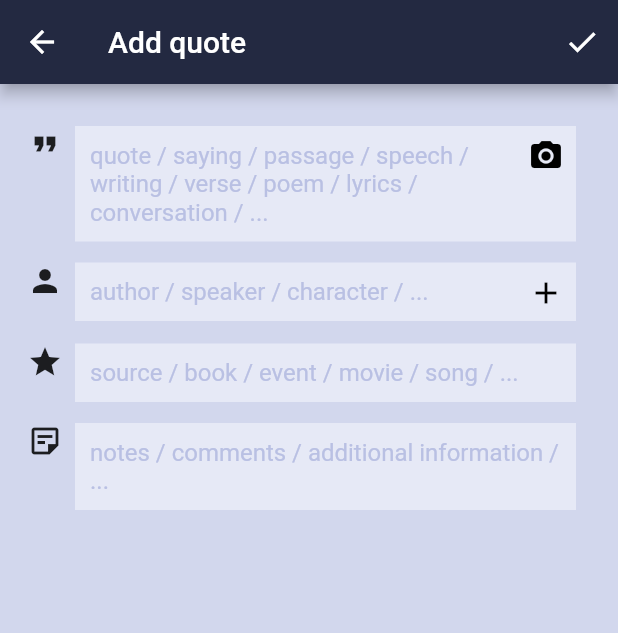
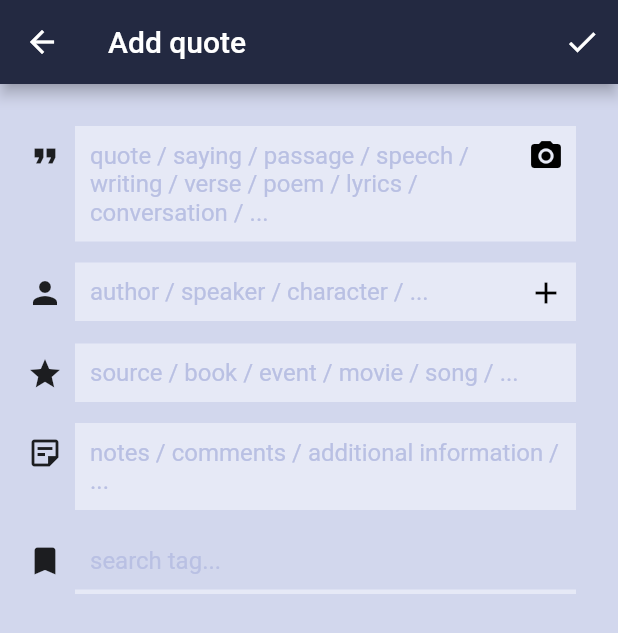
Before and after one commit to juvanjan/Fhiquo, a Flutter app: the screen it shows after launch, after a tap on the "add" icon, on a phone screen of 412 x 824 dp. Shown: the top 633 px of the screen. Run offline on Flutter 3.47's test engine with Material 2 defaults, Android fonts, the light colour scheme and no system bars; our stand-ins replace camera, image_cropper; missing offline and left inert: esys_flutter_share, firebase_ml_vision; accounts and stored records are empty; Roboto replaces fonts that are missing (Rubik).

Commit message:
List View initial commit

```diff
--- a/lib/camera_view.dart
+++ b/lib/camera_view.dart
@@ -1,7 +1,6 @@
+import 'package:fhiquo/widgets/camera_widget.dart';
 import 'package:flutter/material.dart';
 import 'package:flutter/widgets.dart';
-
-import 'Widgets/camera_widget.dart';
 
 class CameraView extends StatelessWidget {
   // This widget is the root of your application.
--- a/lib/edit_view.dart
+++ b/lib/edit_view.dart
@@ -3,10 +3,12 @@ import 'package:flutter/material.dart';
 import 'package:path/path.dart';
 
 import 'camera_view.dart';
+import 'internal/data/tag.dart';
 import 'main.dart';
 
-class EditView extends StatelessWidget {
-  // This widget is the root of your application.
+class NEditView extends StatelessWidget {
+  List<Tag> temporaryList = Tag.tempTags();
+
   @override
   Widget build(BuildContext context) {
     return MaterialApp(
@@ -44,10 +46,12 @@ class EditView extends StatelessWidget {
               Row(
                 crossAxisAlignment: CrossAxisAlignment.start,
                 children: <Widget>[
-                  Icon(Icons.format_quote),
+                  Container(
+                    padding: EdgeInsets.only(right: 8, top: 8),
+                    child: Icon(Icons.format_quote),
+                  ),
                   Flexible(
                     child: Container(
-                      margin: const EdgeInsets.only(left: 8),
                       child: Stack(
                         children: [
                           TextField(
@@ -95,10 +99,12 @@ class EditView extends StatelessWidget {
                 child: Row(
                   crossAxisAlignment: CrossAxisAlignment.start,
                   children: <Widget>[
-                    Icon(Icons.person),
+                    Container(
+                      padding: EdgeInsets.only(right: 8, top: 8),
+                      child: Icon(Icons.person),
+                    ),
                     Flexible(
                       child: Container(
-                        margin: const EdgeInsets.only(left: 8),
                         child: Stack(
                           children: [
                             TextField(
@@ -140,10 +146,12 @@ class EditView extends StatelessWidget {
                 child: Row(
                   crossAxisAlignment: CrossAxisAlignment.start,
                   children: <Widget>[
-                    Icon(Icons.star),
+                    Container(
+                      padding: EdgeInsets.only(right: 8, top: 8),
+                      child: Icon(Icons.star),
+                    ),
                     Flexible(
                       child: Container(
-                        margin: const EdgeInsets.only(left: 8),
                         child: TextField(
                           decoration: InputDecoration(
                             hintText: "source / book / event / movie / song / ...",
@@ -174,10 +182,12 @@ class EditView extends StatelessWidget {
                 child: Row(
                   crossAxisAlignment: CrossAxisAlignment.start,
                   children: <Widget>[
-                    Icon(Icons.sticky_note_2_outlined),
+                    Container(
+                      padding: EdgeInsets.only(right: 8, top: 8),
+                      child: Icon(Icons.sticky_note_2_outlined),
+                    ),
                     Flexible(
                       child: Container(
-                        margin: const EdgeInsets.only(left: 8),
                         child: TextField(
                           decoration: InputDecoration(
                             hintText: "notes / comments / additional information / ...",
@@ -204,6 +214,51 @@ class EditView extends StatelessWidget {
               ),
 
 
+              Container(
+                margin: EdgeInsets.only(top: 14),
+                child: Row(
+                  crossAxisAlignment: CrossAxisAlignment.start,
+                  children: <Widget>[
+                    Container(
+                      padding: EdgeInsets.only(right: 8, top: 8),
+                      child: Icon(Icons.bookmark),
+                    ),
+                    Flexible(
+                      child: Column(
+                        children: [
+                          Container(
+                            child: TextField(
+                              decoration: InputDecoration(
+                                hintText: "search tag...",
+                                hintMaxLines: 5,
+                                hintStyle: TextStyle(color: Color(0xFFb9c0e3)),
+                                border: InputBorder.none,
+                                focusedBorder: InputBorder.none,
+                                enabledBorder: InputBorder.none,
+                                errorBorder: InputBorder.none,
+                                disabledBorder: InputBorder.none,
+                                fillColor: Color(0xFFd2d7ed),
+                                filled: true,
+                                contentPadding: const EdgeInsets.all(10.0),
+                                isDense: true,
+                              ),
+                              keyboardType: TextInputType.multiline,
+                              maxLines: null,
+                              minLines: 1,
+                            ),
+                          ),
+                          Container(
+                            color: Color(0xFFe6e9f6),
+                            height: 3,
+                          ),
+                        ],
+                      ),
+                    ),
+                  ],
+                )
+              ),
+
+
             ],
           ),
         ),
--- /dev/null
+++ b/lib/internal/data/quote.dart
@@ -0,0 +1,146 @@
+import 'package:fhiquo/internal/locale/app_localizations.dart';
+import 'package:flutter/cupertino.dart';
+
+class Quote {
+  int id;
+  String author;
+  String origin;
+  String body;
+  String comment;
+  List<int> tags;
+  DateTime dateCreated;
+  DateTime lastEdited;
+  DateTime dateDeleted;
+  bool deleted;
+  bool private;
+  bool isAd;
+  int adIndex;
+
+  static Quote createQuote(int id, String author, String origin, String body, String comment, List<int> tags) {
+    Quote set = new Quote();
+    DateTime current = DateTime.now();
+
+    set.id = id;
+    set.author = author;
+    set.origin = origin;
+    set.body = body;
+    set.comment = comment;
+
+    set.tags = tags;
+    set.dateCreated = current;
+    set.lastEdited = current;
+    set.dateDeleted = current;
+    set.private = false;
+    set.deleted = false;
+    set.isAd = false;
+
+    return set;
+  }
+
+  static Quote createQuoteAdvanced(int id, String author, String origin, String quote, String comment, bool private, List<int> tags, DateTime dateCreated, DateTime lastEdited, bool deleted, DateTime dateDeleted) {
+    Quote set = Quote.createQuote(id, author, origin, quote, comment, tags);
+
+    set.dateCreated = dateCreated;
+    set.lastEdited = lastEdited;
+    set.dateDeleted = dateDeleted;
+    set.private = private;
+    set.deleted = deleted;
+    set.isAd = false;
+
+    return set;
+  }
+
+  Quote deepClone() {
+    return Quote.createQuoteAdvanced(id, author, origin, body, comment, private, tags, dateCreated, lastEdited, deleted, dateDeleted);
+  }
+
+  static Quote createAd(int index) {
+    Quote set = new Quote();
+    set.isAd = true;
+    set.adIndex = index;
+    return set;
+  }
+
+  static List<Quote> tempQuotes(BuildContext context) {
+
+    var set = new List<Quote>();
+    DateTime now = DateTime.now();
+
+    var quote1 = Quote.createQuote(0,
+      AppLocalizations.of(context).translate("default_quote_1_by"),
+      AppLocalizations.of(context).translate("default_quote_1_origin"),
+      AppLocalizations.of(context).translate("default_quote_1_quote"),
+      AppLocalizations.of(context).translate("default_quote_1_comment"),
+      new List<int>());
+
+    var quote2 = Quote.createQuote(1,
+      AppLocalizations.of(context).translate("default_quote_2_by"),
+      AppLocalizations.of(context).translate("default_quote_2_origin"),
+      AppLocalizations.of(context).translate("default_quote_2_quote"),
+      AppLocalizations.of(context).translate("default_quote_2_comment"),
+      new List<int>());
+
+    var quote3 = Quote.createQuote(2,
+      AppLocalizations.of(context).translate("default_quote_3_by"),
+      AppLocalizations.of(context).translate("default_quote_3_origin"),
+      AppLocalizations.of(context).translate("default_quote_3_quote"),
+      AppLocalizations.of(context).translate("default_quote_3_comment"),
+      new List<int>());
+
+    var quote4 = Quote.createQuote(3,
+      AppLocalizations.of(context).translate("default_quote_4_by"),
+      AppLocalizations.of(context).translate("default_quote_4_origin"),
+      AppLocalizations.of(context).translate("default_quote_4_quote"),
+      AppLocalizations.of(context).translate("default_quote_4_comment"),
+      new List<int>());
+
+    var quote5 = Quote.createQuote(4,
+      AppLocalizations.of(context).translate("default_quote_5_by"),
+      AppLocalizations.of(context).translate("default_quote_5_origin"),
+      AppLocalizations.of(context).translate("default_quote_5_quote"),
+      AppLocalizations.of(context).translate("default_quote_5_comment"),
+      new List<int>());
+
+    set.add(quote1);
+    set.add(quote2);
+    set.add(quote3);
+    set.add(quote4);
+    set.add(quote5);
+
+    return set;
+
+  }
+
+  static List<Quote> tempQuotes2() {
+
+    var set = new List<Quote>();
+
+    var quote1 = Quote.createQuote(0,
+      "Ralph Waldo Emerson",
+      "Journals of Ralph Waldo Emerson",
+      "Make your own Bible. Select and collect all the words and sentences that in all your reading have been to you like the blast of triumph out of Shakspear, Seneca, Moses, John, and Paul.",
+      "Entry from July 1836\n\nRalph Waldo Emerson (1803 – 1882) was an American essayist, lecturer, philosopher, and poet. In his early writings, Emerson spelled Shakespeare as Shakspear.",
+      new List<int>());
+
+    var quote2 = Quote.createQuote(1,
+      "Seneca",
+      "Letters from a Stoic",
+      "Each day, too, acquire something which will help you to face poverty, or death, and other ills as well. After running over a lot of different thoughts, pick out one to be digested thoroughly that day. This is what I do myself; out of the many bits I have been reading I lay hold of one.",
+      "In Letter II\n\nSeneca (c. 4 BC – AD 65) was a Roman statesman, Stoic philosopher, and dramatist.",
+      new List<int>());
+
+    var quote3 = Quote.createQuote(2,
+      "Marcus Aurelius",
+      "Meditations",
+      "When you wake up in the morning, tell yourself: the people I deal with today will be meddling, ungrateful, arrogant, dishonest, jealous and surly. They are like this because they can\'t tell good from evil. But I have seen the beauty of good, and the ugliness of evil, and have recognized that the wrongdoer has a nature related to my own - not of the same blood and birth, but the same mind, and possessing a share of the divine. And so none of them can hurt me. No one can implicate me in ugliness. Nor can I feel angry at my relative, or hate him. We were born to work together like feet, hands and eyes, like the two rows of teeth, upper and lower. To obstruct each other is unnatural. To feel anger at someone, to turn your back on him: these are unnatural.",
+      "In Book 2, entry 1\n\nMarcus Aurelius (121 – 180) was Roman emperor and a Stoic philosopher.",
+      new List<int>());
+
+    set.add(quote1);
+    set.add(quote2);
+    set.add(quote3);
+
+    return set;
+  }
+
+}
--- /dev/null
+++ b/lib/internal/data/tag.dart
@@ -0,0 +1,43 @@
+
+class Tag{
+  int id;
+  String name;
+
+  Tag() {
+      id = -1;
+      name = "invisible_tag";
+  }
+
+  static Tag createTag(int id, String name) {
+    var tag = new Tag();
+    tag.id = id;
+    tag.name = name;
+    return tag;
+  }
+
+  Tag deepClone(){
+    return Tag.createTag(id, name);
+  }
+
+  static List<Tag> tempTags() {
+
+    var set = new List<Tag>();
+
+    Tag tag1 = Tag.createTag(0, "Advice");
+    Tag tag2 = Tag.createTag(1, "Wisdom");
+    Tag tag3 = Tag.createTag(2, "Inspiration");
+    Tag tag4 = Tag.createTag(3, "Philosophy");
+    Tag tag5 = Tag.createTag(4, "Poetry");
+    Tag tag6 = Tag.createTag(5, "Dreams");
+
+    set.add(tag1);
+    set.add(tag2);
+    set.add(tag3);
+    set.add(tag4);
+    set.add(tag5);
+    set.add(tag6);
+
+    return set;
+  }
+
+}
--- /dev/null
+++ b/lib/internal/locale/app_localizations.dart
@@ -0,0 +1,67 @@
+import 'dart:async';
+import 'dart:convert';
+
+import 'package:flutter/material.dart';
+import 'package:flutter/services.dart';
+
+class AppLocalizations {
+  final Locale locale;
+
+  AppLocalizations(this.locale);
+
+  // Helper method to keep the code in the widgets concise
+  // Localizations are accessed using an InheritedWidget "of" syntax
+  static AppLocalizations of(BuildContext context) {
+    return Localizations.of<AppLocalizations>(context, AppLocalizations);
+  }
+
+  // Static member to have a simple access to the delegate from the MaterialApp
+  static const LocalizationsDelegate<AppLocalizations> delegate =
+      _AppLocalizationsDelegate();
+
+  Map<String, String> _localizedStrings;
+
+  Future<bool> load() async {
+    // Load the language JSON file from the "lang" folder
+    String jsonString =
+        await rootBundle.loadString('lang/${locale.languageCode}.json');
+    Map<String, dynamic> jsonMap = json.decode(jsonString);
+
+    _localizedStrings = jsonMap.map((key, value) {
+      return MapEntry(key, value.toString());
+    });
+
+    return true;
+  }
+
+  // This method will be called from every widget which needs a localized text
+  String translate(String key) {
+    return _localizedStrings[key];
+  }
+}
+
+// LocalizationsDelegate is a factory for a set of localized resources
+// In this case, the localized strings will be gotten in an AppLocalizations object
+class _AppLocalizationsDelegate
+    extends LocalizationsDelegate<AppLocalizations> {
+  // This delegate instance will never change (it doesn't even have fields!)
+  // It can provide a constant constructor.
+  const _AppLocalizationsDelegate();
+
+  @override
+  bool isSupported(Locale locale) {
+    // Include all of your supported language codes here
+    return ['en'].contains(locale.languageCode);
+  }
+
+  @override
+  Future<AppLocalizations> load(Locale locale) async {
+    // AppLocalizations class is where the JSON loading actually runs
+    AppLocalizations localizations = new AppLocalizations(locale);
+    await localizations.load();
+    return localizations;
+  }
+
+  @override
+  bool shouldReload(_AppLocalizationsDelegate old) => false;
+}
--- a/lib/main.dart
+++ b/lib/main.dart
@@ -1,10 +1,14 @@
 
 import 'package:fhiquo/edit_view.dart';
+import 'package:flutter/cupertino.dart';
 import 'package:flutter/material.dart';
+import 'package:path/path.dart';
+
+import 'internal/data/quote.dart';
 
 Future<void> main() async {
   runApp(MaterialApp(
-    home: ListView(),
+    home: NListView(),
   ));
 }
 
@@ -22,7 +26,10 @@ Map<int, Color> todoColor01 =
   900:Color.fromRGBO(0,128,128, 1),
 };
 
-class ListView extends StatelessWidget {
+
+class NListView extends StatelessWidget {
+  List<Quote> temporaryList = Quote.tempQuotes2();
+
   // This widget is the root of your application.
   @override
   Widget build(BuildContext context) {
@@ -50,14 +57,76 @@ class ListView extends StatelessWidget {
               onPressed: () {
                 Navigator.push(
                   context,
-                  MaterialPageRoute(builder: (context) => EditView()),
+                  MaterialPageRoute(builder: (context) => NEditView()),
                 );
               },
             )
           ],
         ),
         body: Center(
-          child: Text('List view is not yet implemented.'),
+          child: Container(
+            padding: EdgeInsets.all(8),
+            child: ListView.builder(
+              itemBuilder: (context, position) {
+                return Card(
+                    shape: RoundedRectangleBorder(
+                      borderRadius: BorderRadius.circular(0),
+                    ),
+                    child: Padding(
+                      padding: EdgeInsets.all(8),
+                      child: Column(
+                        children: [
+                          Row(
+                            children: [
+                              Flexible(
+                                child: Padding(
+                                  padding: EdgeInsets.only(bottom: 4),
+                                  child: Text(
+                                    temporaryList[position].body,
+                                    overflow: TextOverflow.ellipsis,
+                                    maxLines: 3,
+                                  )
+                                )
+                              ),
+                            ],
+                          ),
+                          Padding(
+                            padding: EdgeInsets.only(bottom: 4),
+                            child: Row(
+                              children: [
+                                Icon(
+                                  Icons.person,
+                                  size: 18,
+                                  color: Colors.black
+                                ),
+                                Padding(
+                                  padding: EdgeInsets.only(left: 4),
+                                  child: Text(temporaryList[position].author,),
+                                ),
+                              ],
+                            ),
+                          ),
+                          Row(
+                            children: [
+                              Icon(
+                                Icons.star,
+                                size: 18,
+                                color: Colors.black
+                              ),
+                              Padding(
+                                padding: EdgeInsets.only(left: 4),
+                                child: Text(temporaryList[position].origin,),
+                              ),
+                            ],
+                          ),
+                        ],
+                      ),
+                    )
+                  );
+              },
+              itemCount: temporaryList.length,
+            ),
+          ),
         ),
       ),
       //home: CameraScreen(),
```
Also changed, not shown: lang/en.json (added, +34 -0 lines), lib/widgets/camera_widget.dart (renamed from lib/Widgets/camera_widget.dart), 1 other file.
